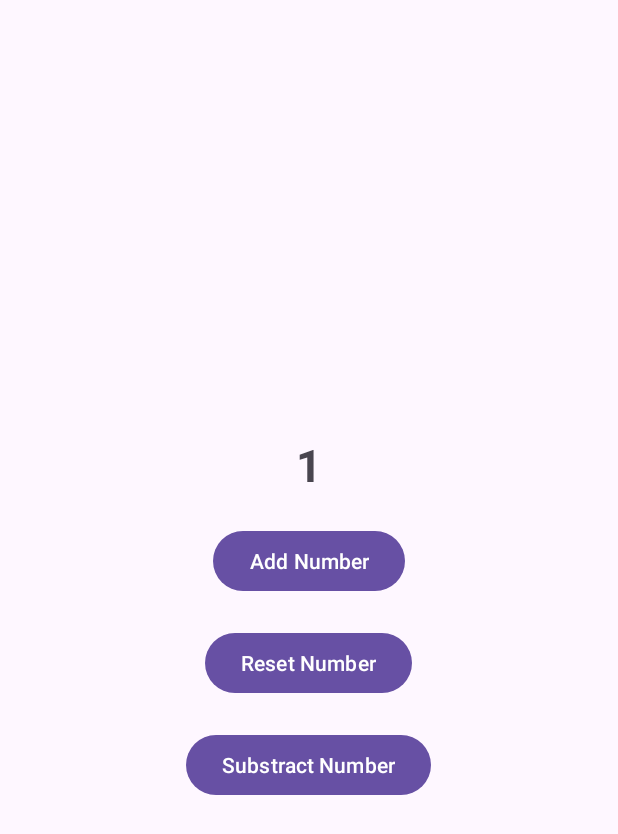
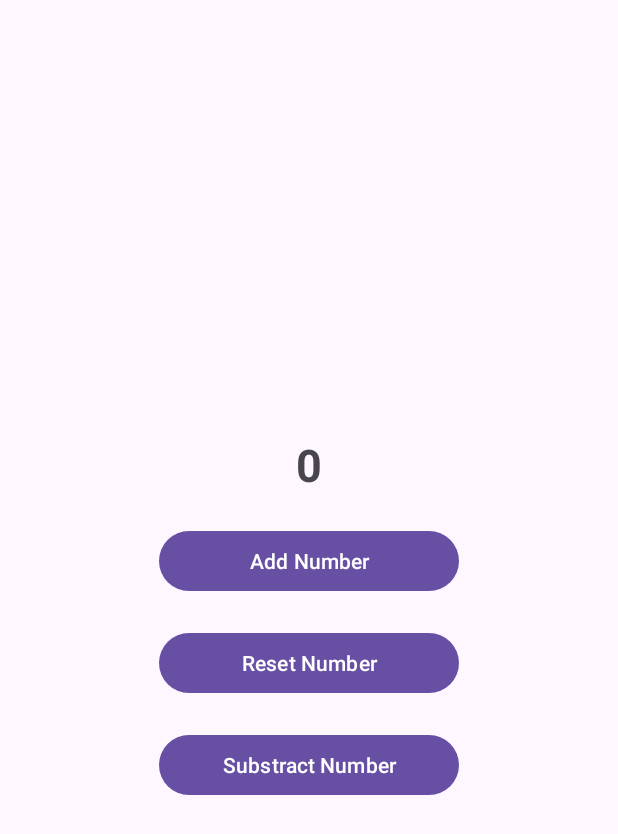
Before and after one commit to Dhafi777/AndroidApp, an Android app: the screen it shows after launch (MainActivity), on a phone screen of 412 x 824 dp. Shown: the top 834 px of the screen. Run offline under Robolectric (Android 15) with nearby library versions, the phone set to English and light mode, and no system bars; 3 statements that could not run were skipped.

Commit message:
Menerapkan Library View Binding Commit

```diff
--- a/app/build.gradle.kts
+++ b/app/build.gradle.kts
@@ -33,6 +33,10 @@ android {
     kotlinOptions {
         jvmTarget = "1.8"
     }
+
+    buildFeatures {
+        viewBinding = true
+    }
 }
 
 dependencies {
--- a/app/src/main/java/com/example/androidkotlinapp/MainActivity.kt
+++ b/app/src/main/java/com/example/androidkotlinapp/MainActivity.kt
@@ -5,29 +5,34 @@ import android.os.Bundle
 import android.view.View
 import android.widget.Button
 import android.widget.TextView
+import com.example.androidkotlinapp.databinding.ActivityMainBinding
+
+
 class MainActivity : AppCompatActivity() {
-    private lateinit var tvCounter: TextView
-    private lateinit var btnAddNumber: Button
+
+    private lateinit var binding: ActivityMainBinding
+
     override fun onCreate(savedInstanceState: Bundle?) {
         super.onCreate(savedInstanceState)
         setContentView(R.layout.activity_main)
-        tvCounter = findViewById(R.id.tvCounter)
-        btnAddNumber = findViewById(R.id.btnAddNumber)
-        tvCounter.text = "1"
+        binding = ActivityMainBinding.inflate(layoutInflater)
+        setContentView(binding.root)
+
+        binding.tvCounter.text = "1"
     }
     fun addNumber(v: View){
-        val currVal = tvCounter.text.toString().toInt()
+        val currVal = binding.tvCounter.text.toString().toInt()
         val nextVal = currVal + 1
-        tvCounter.text = nextVal.toString()
+        binding.tvCounter.text = nextVal.toString()
     }
 
     fun resetNumber(v: View){
-        tvCounter.text = "0";
+        binding.tvCounter.text = "0";
     }
 
     fun substract_number(v: View){
-        val currVal = tvCounter.text.toString().toInt()
+        val currVal = binding.tvCounter.text.toString().toInt()
         val nextVal = currVal - 1
-        tvCounter.text = nextVal.toString()
+        binding.tvCounter.text = nextVal.toString()
     }
 }
--- a/app/src/main/res/layout/activity_main.xml
+++ b/app/src/main/res/layout/activity_main.xml
@@ -16,21 +16,21 @@
         android:textStyle="bold" />
     <Button
         android:id="@+id/btnAddNumber"
-        android:layout_width="wrap_content"
+        android:layout_width="200dp"
         android:layout_height="wrap_content"
         android:layout_marginTop="20dp"
         android:text="@string/add_number"
         android:onClick="addNumber"/>
     <Button
         android:id="@+id/btnReset"
-        android:layout_width="wrap_content"
+        android:layout_width="200dp"
         android:layout_height="wrap_content"
         android:layout_marginTop="20dp"
         android:text="@string/reset_number"
         android:onClick="resetNumber"/>
     <Button
         android:id="@+id/btnSubstractNumber"
-        android:layout_width="wrap_content"
+        android:layout_width="200dp"
         android:layout_height="wrap_content"
         android:layout_marginTop="20dp"
         android:text="@string/substract_number"
```
